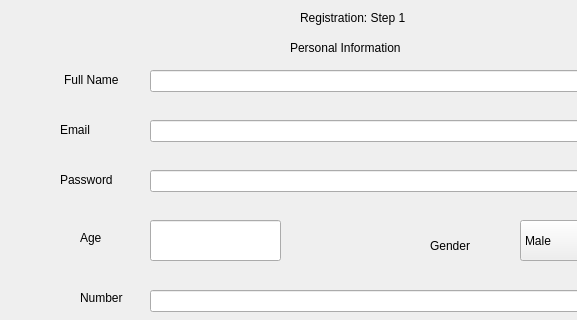
Old version of the form Screens/sign_up_personal_info_screen.ui in the repository Ghulam-Mustafa08291/IlajNow; both pictures show x 0 to 577 and y 0 to 320 of the 800 by 600 pixel window.
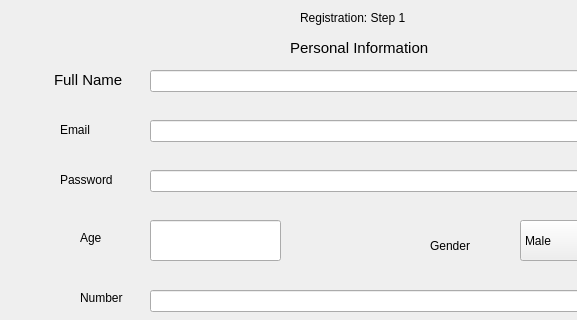
New version of the form.

Diff of the .ui file:
```diff
--- a/Screens/sign_up_personal_info_screen.ui
+++ b/Screens/sign_up_personal_info_screen.ui
@@ -36,6 +36,9 @@
       <height>16</height>
      </rect>
     </property>
+    <property name="styleSheet">
+     <string notr="true">font-size:15px;</string>
+    </property>
     <property name="text">
      <string>Personal Information</string>
     </property>
@@ -43,12 +46,15 @@
    <widget class="QLabel" name="label_3">
     <property name="geometry">
      <rect>
-      <x>64</x>
+      <x>54</x>
       <y>70</y>
-      <width>61</width>
+      <width>71</width>
       <height>20</height>
      </rect>
     </property>
+    <property name="styleSheet">
+     <string notr="true">font-size:15px;</string>
+    </property>
     <property name="text">
      <string>Full Name</string>
     </property>
```
Left out of the diff: 3 changed lines with no effect on the pictures.
